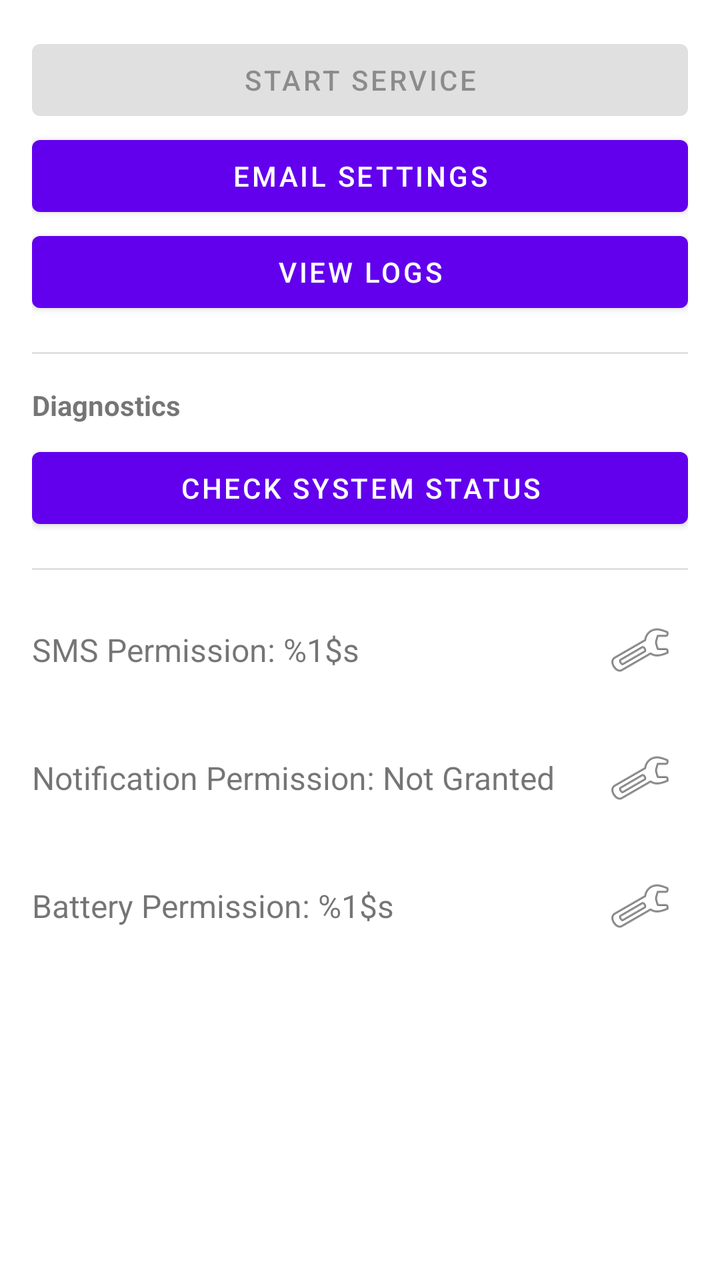
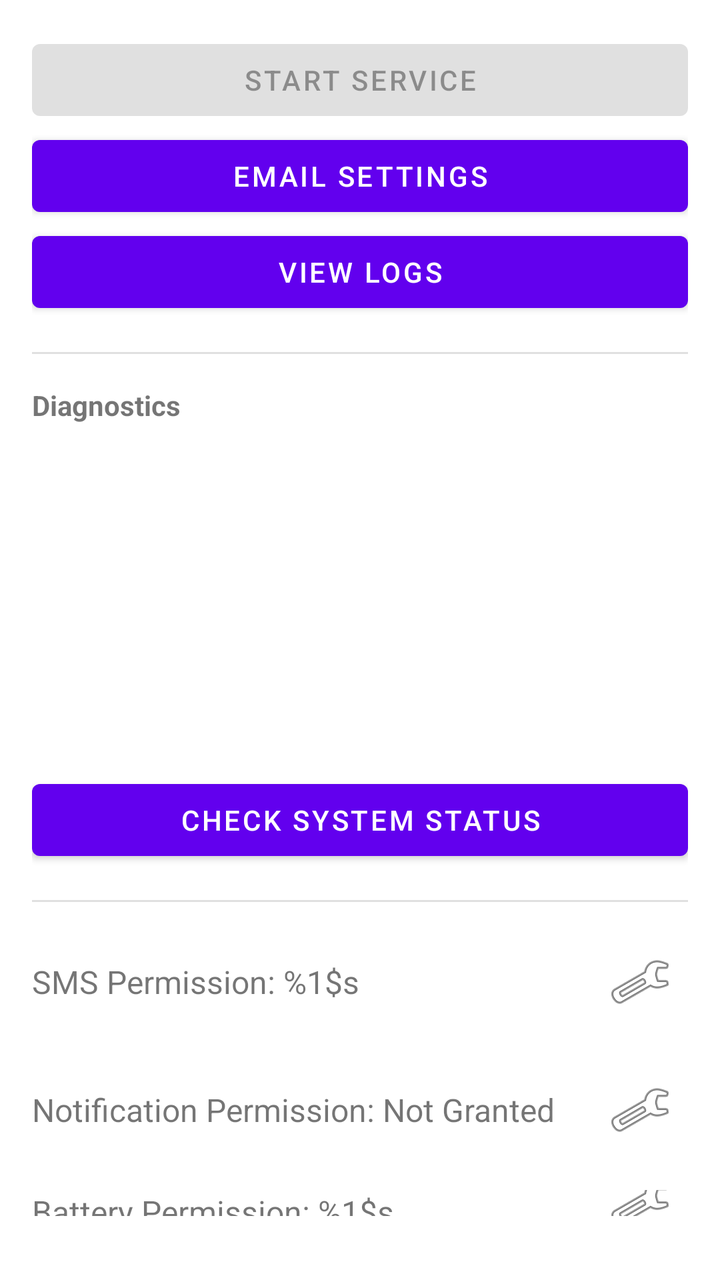

Before-and-after screenshots of an Android layout around one commit, followed by the original layout XML and the change that was made.
<!-- AndroidManifest.xml: application theme Theme.SMSForwarder -->
<!-- res/layout/activity_main.xml -->
<?xml version="1.0" encoding="utf-8"?>
<LinearLayout xmlns:android="http://schemas.android.com/apk/res/android"
    android:layout_width="match_parent"
    android:layout_height="match_parent"
    android:orientation="vertical"
    android:padding="16dp">

    <Button
        android:id="@+id/toggleServiceButton"
        android:layout_width="match_parent"
        android:layout_height="wrap_content"
        android:enabled="false"
        android:text="@string/start_service" />

    <Button
        android:id="@+id/settingsButton"
        android:layout_width="match_parent"
        android:layout_height="wrap_content"
        android:text="@string/button_email_settings" />

    <Button
        android:id="@+id/viewLogsButton"
        android:layout_width="match_parent"
        android:layout_height="wrap_content"
        android:text="@string/view_logs" />

    <View
        android:layout_width="match_parent"
        android:layout_height="1dp"
        android:layout_marginTop="16dp"
        android:layout_marginBottom="16dp"
        android:background="?android:attr/listDivider" />

    <TextView
        android:layout_width="wrap_content"
        android:layout_height="wrap_content"
        android:text="@string/diagnostics_title"
        android:textStyle="bold"
        android:layout_marginBottom="8dp" />

    <TextView
        android:id="@+id/diagnosticInfoTextView"
        android:layout_width="match_parent"
        android:layout_height="wrap_content"
        android:layout_marginTop="8dp"
        android:paddingStart="16dp"
        android:paddingEnd="16dp"
        android:textAppearance="?android:attr/textAppearanceSmall"
        android:visibility="gone" />

    <Button
        android:id="@+id/checkStatusButton"
        android:layout_width="match_parent"
        android:layout_height="wrap_content"
        android:text="@string/check_status"
        android:drawableStart="@drawable/ic_info_outline"
        android:drawablePadding="8dp" />

    <TextView
        android:id="@+id/limitationsStatusTextView"
        android:layout_width="match_parent"
        android:layout_height="wrap_content"
        android:layout_marginTop="8dp"
        android:padding="8dp"
        android:background="#FFF3CD"
        android:textColor="#856404"
        android:visibility="gone"
        android:textSize="14sp" />

    <View
        android:layout_width="match_parent"
        android:layout_height="1dp"
        android:layout_marginTop="16dp"
        android:layout_marginBottom="16dp"
        android:background="?android:attr/listDivider" />

    
    <LinearLayout
        android:layout_width="match_parent"
        android:layout_height="wrap_content"
        android:orientation="horizontal"
        android:gravity="center_vertical"
        android:layout_marginBottom="16dp">

        <TextView
            android:id="@+id/smsPermissionStatus"
            android:layout_width="0dp"
            android:layout_height="wrap_content"
            android:layout_weight="1"
            android:text="@string/sms_permission_status"
            android:textSize="16sp" />

        <ImageButton
            android:id="@+id/smsPermissionGearButton"
            android:layout_width="wrap_content"
            android:layout_height="wrap_content"
            android:src="@android:drawable/ic_menu_preferences"
            android:contentDescription="@string/cd_configure_sms_permission"
            android:background="?attr/selectableItemBackgroundBorderless"
            android:padding="8dp"/>
    </LinearLayout>

    
    <LinearLayout
        android:layout_width="match_parent"
        android:layout_height="wrap_content"
        android:orientation="horizontal"
        android:gravity="center_vertical"
        android:layout_marginBottom="16dp">

        <TextView
            android:id="@+id/notificationPermissionStatus"
            android:layout_width="0dp"
            android:layout_height="wrap_content"
            android:layout_weight="1"
            android:text="@string/notification_permission_not_granted"
            android:textSize="16sp" />

        <ImageButton
            android:id="@+id/notificationPermissionGearButton"
            android:layout_width="wrap_content"
            android:layout_height="wrap_content"
            android:src="@android:drawable/ic_menu_preferences"
            android:contentDescription="@string/cd_configure_notification_permission"
            android:background="?attr/selectableItemBackgroundBorderless"
            android:padding="8dp"/>
    </LinearLayout>

    
    <LinearLayout
        android:layout_width="match_parent"
        android:layout_height="wrap_content"
        android:orientation="horizontal"
        android:gravity="center_vertical"
        android:layout_marginBottom="16dp">

        <TextView
            android:id="@+id/batteryOptimizationStatus"
            android:layout_width="0dp"
            android:layout_height="wrap_content"
            android:layout_weight="1"
            android:text="@string/battery_permission_status"
            android:textSize="16sp" />

        <ImageButton
            android:id="@+id/batteryOptimizationGearButton"
            android:layout_width="wrap_content"
            android:layout_height="wrap_content"
            android:src="@android:drawable/ic_menu_preferences"
            android:contentDescription="@string/cd_configure_battery_optimization"
            android:background="?attr/selectableItemBackgroundBorderless"
            android:padding="8dp"/>
    </LinearLayout>
</LinearLayout>
<!-- resources referenced by this layout -->
<resources>
  <!-- drawable ic_info_outline (drawable) -->
  <vector xmlns:android="http://schemas.android.com/apk/res/android"
      android:width="24dp"
      android:height="24dp"
      android:viewportWidth="24"
      android:viewportHeight="24"
      android:tint="?attr/colorControlNormal">
      <path
          android:fillColor="@android:color/white"
          android:pathData="M11,7h2v2h-2V7z M11,11h2v6h-2V11z M12,2C6.48,2 2,6.48 2,12s4.48,10 10,10s10,-4.48 10,-10S17.52,2 12,2z M12,20c-4.41,0 -8,-3.59 -8,-8s3.59,-8 8,-8s8,3.59 8,8S16.41,20 12,20z"/>
  </vector>
  <string name="battery_permission_status">Battery Permission: %1$s</string>
  <string name="button_email_settings">Email Settings</string>
  <string name="cd_configure_battery_optimization">Configure Battery Optimization</string>
  <string name="cd_configure_notification_permission">Configure Notification Permission</string>
  <string name="cd_configure_sms_permission">Configure SMS Permission</string>
  <string name="check_status">Check System Status</string>
  <string name="diagnostics_title">Diagnostics</string>
  <string name="notification_permission_not_granted">Notification Permission: Not Granted</string>
  <string name="sms_permission_status">SMS Permission: %1$s</string>
  <string name="start_service">Start Service</string>
  <string name="view_logs">View Logs</string>
  <style name="Theme.SMSForwarder" parent="Theme.MaterialComponents.DayNight.DarkActionBar">
          
          <item name="colorPrimary">@color/purple_500</item>
          <item name="colorPrimaryVariant">@color/purple_700</item>
          <item name="colorOnPrimary">@color/white</item>
          
          <item name="colorSecondary">@color/teal_200</item>
          <item name="colorSecondaryVariant">@color/teal_700</item>
          <item name="colorOnSecondary">@color/black</item>
          
          <item name="android:statusBarColor">?attr/colorPrimaryVariant</item>
          
      </style>
  <color name="purple_500">#FF6200EE</color>
  <color name="purple_700">#FF3700B3</color>
  <color name="white">#FFFFFFFF</color>
  <color name="teal_200">#FF03DAC5</color>
  <color name="teal_700">#FF018786</color>
  <color name="black">#FF000000</color>
</resources>

<!-- the commit's change to res/layout/activity_main.xml (unified diff, before → after) -->
@@ -31,6 +31,7 @@
         android:layout_marginBottom="16dp"
         android:background="?android:attr/listDivider" />
 
+
     <TextView
         android:layout_width="wrap_content"
         android:layout_height="wrap_content"
@@ -38,15 +39,27 @@
         android:textStyle="bold"
         android:layout_marginBottom="8dp" />
 
-    <TextView
-        android:id="@+id/diagnosticInfoTextView"
+    <ScrollView
         android:layout_width="match_parent"
-        android:layout_height="wrap_content"
-        android:layout_marginTop="8dp"
-        android:paddingStart="16dp"
-        android:paddingEnd="16dp"
-        android:textAppearance="?android:attr/textAppearanceSmall"
-        android:visibility="gone" />
+        android:layout_height="150dp"
+        android:layout_marginBottom="16dp"
+        android:scrollbars="vertical"
+        android:fillViewport="true"
+        android:importantForAccessibility="no">
+
+        <TextView
+            android:id="@+id/diagnosticInfoTextView"
+            android:layout_width="match_parent"
+            android:layout_height="wrap_content"
+            android:paddingStart="16dp"
+            android:paddingEnd="16dp"
+            android:paddingTop="8dp"
+            android:paddingBottom="8dp"
+            android:textAppearance="?android:attr/textAppearanceSmall"
+            android:visibility="gone" />
+
+    </ScrollView>
+
 
     <Button
         android:id="@+id/checkStatusButton"
@@ -78,9 +91,9 @@
     <LinearLayout
         android:layout_width="match_parent"
         android:layout_height="wrap_content"
-        android:orientation="horizontal"
+        android:layout_marginBottom="16dp"
         android:gravity="center_vertical"
-        android:layout_marginBottom="16dp">
+        android:orientation="horizontal">
 
         <TextView
             android:id="@+id/smsPermissionStatus"
@@ -94,10 +107,10 @@
             android:id="@+id/smsPermissionGearButton"
             android:layout_width="wrap_content"
             android:layout_height="wrap_content"
-            android:src="@android:drawable/ic_menu_preferences"
+            android:background="?attr/selectableItemBackgroundBorderless"
             android:contentDescription="@string/cd_configure_sms_permission"
-            android:background="?attr/selectableItemBackgroundBorderless"
-            android:padding="8dp"/>
+            android:padding="8dp"
+            android:src="@android:drawable/ic_menu_preferences" />
     </LinearLayout>
 
     
@@ -151,4 +164,21 @@
             android:background="?attr/selectableItemBackgroundBorderless"
             android:padding="8dp"/>
     </LinearLayout>
+
+    <LinearLayout
+        android:layout_width="match_parent"
+        android:layout_height="wrap_content"
+        android:orientation="horizontal"
+        android:gravity="center_vertical"
+        android:layout_marginBottom="16dp">
+
+        <TextView
+            android:id="@+id/securityStatus"
+            android:layout_width="match_parent"
+            android:layout_height="wrap_content"
+            android:layout_marginBottom="0dp"
+            android:text="@string/security_status"
+            android:textSize="14sp"
+            android:textStyle="italic" />
+    </LinearLayout>
 </LinearLayout>
<!-- resource entries referenced after the edit -->
@@ -19,6 +19,7 @@
   <string name="check_status">Check System Status</string>
   <string name="diagnostics_title">Diagnostics</string>
   <string name="notification_permission_not_granted">Notification Permission: Not Granted</string>
+  <string name="security_status">Stato sicurezza: Controllo in corso...</string>
   <string name="sms_permission_status">SMS Permission: %1$s</string>
   <string name="start_service">Start Service</string>
   <string name="view_logs">View Logs</string>
